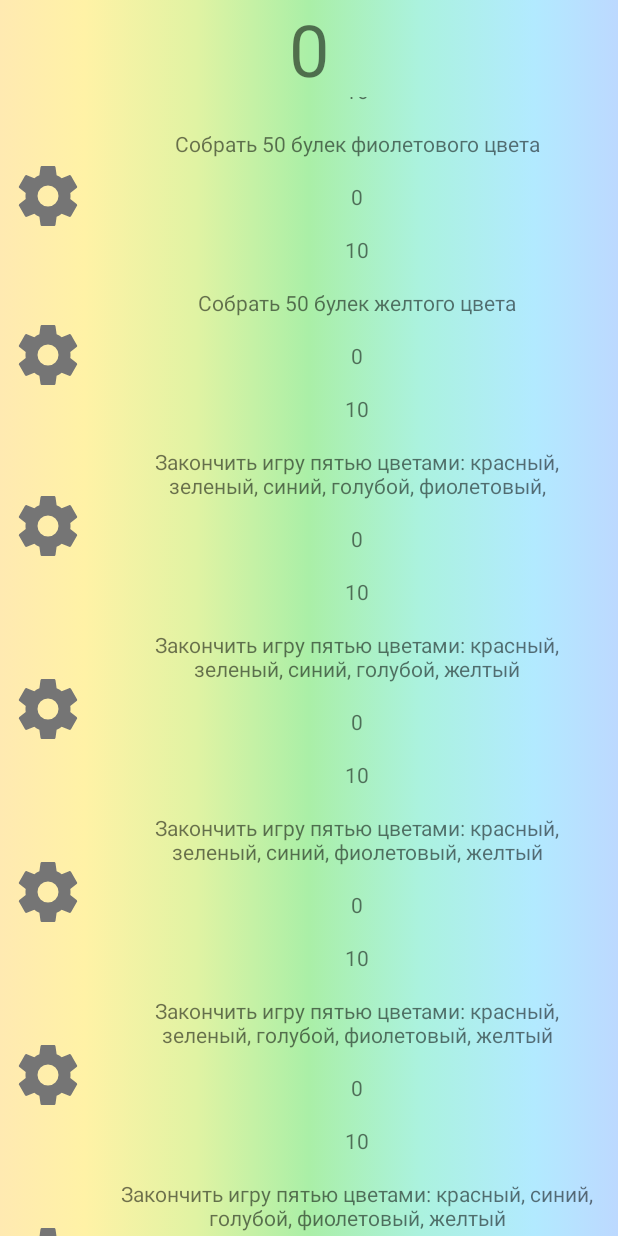
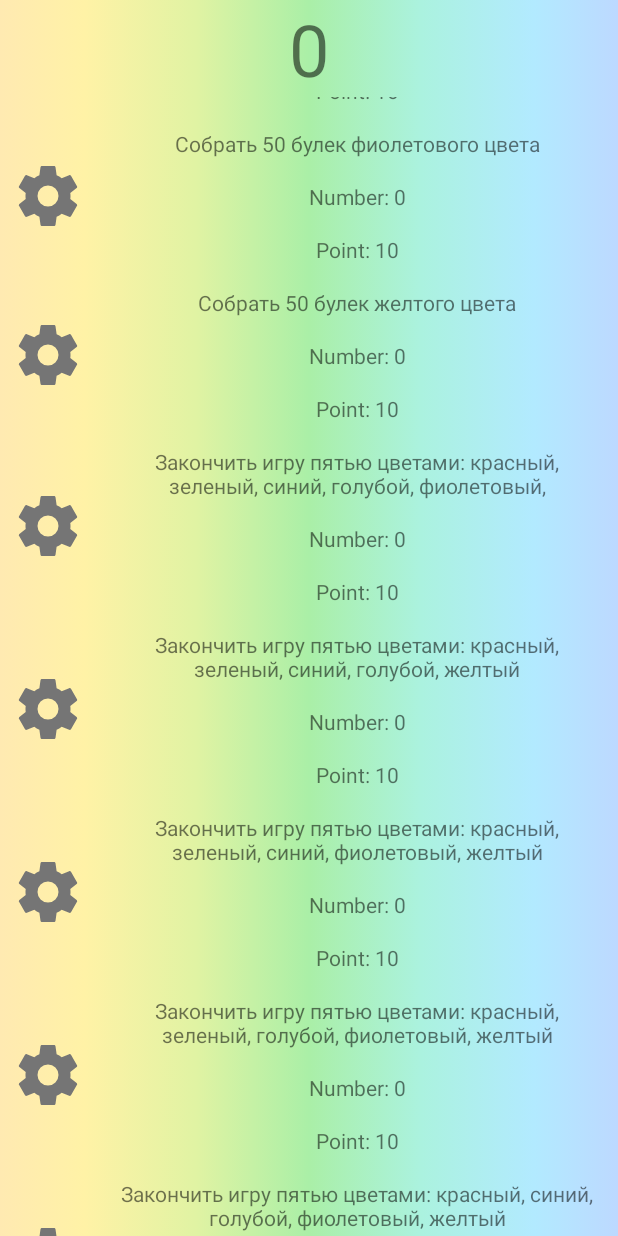
Before and after one commit to IvanKosh/Rainbow-Kingdom, an Android app: the fragment AchievementsFragment placed in its activity, scrolled down 1136 dp, on a phone screen of 412 x 824 dp. Run offline under Robolectric (Android 15) with nearby library versions, the phone set to English and light mode, and no system bars; 2 statements that could not run were skipped.

Commit message:
Правильно подписаны цифры ачивок

```diff
--- a/app/src/main/java/com/binarnahata/rainbowkingdom/Adapters/AchievementAdapter.java
+++ b/app/src/main/java/com/binarnahata/rainbowkingdom/Adapters/AchievementAdapter.java
@@ -1,5 +1,6 @@
 package com.binarnahata.rainbowkingdom.Adapters;
 
+import android.content.Context;
 import android.support.v7.widget.RecyclerView;
 import android.view.LayoutInflater;
 import android.view.View;
@@ -22,18 +23,18 @@ import java.util.ArrayList;
 public class AchievementAdapter extends RecyclerView.Adapter<AchievementAdapter.ViewHolder> {
 	/* КОНСТАНТЫ И ПЕРЕМЕННЫЕ */
 	private static final String TAG = AchievementAdapter.class.getSimpleName();
+	private final Context mContext;
 	private ArrayList<Achievement> mAchievementsArrayList;
 	private Callbacks mCallbacks;
-
 	/* КОНСТАНТЫ И ПЕРЕМЕННЫЕ */
 	/* ГЕТТЕРЫ И СЕТТЕРЫ */
 	public void setAchievementsArrayList(ArrayList<Achievement> achievementsArrayList) {
 		mAchievementsArrayList = achievementsArrayList;
 	}
-
 	/* ГЕТТЕРЫ И СЕТТЕРЫ */
 	/* КОНСТРУКТОРЫ И ДЕСТРУКТОРЫ */
-	public AchievementAdapter(ArrayList<Achievement> achievementArrayList, Callbacks callbacks) {
+	public AchievementAdapter(Context context, ArrayList<Achievement> achievementArrayList, Callbacks callbacks) {
+		mContext = context;
 		mAchievementsArrayList = achievementArrayList;
 		mCallbacks = callbacks;
 	}
@@ -51,8 +52,8 @@ public class AchievementAdapter extends RecyclerView.Adapter<AchievementAdapter.
 	@Override
 	public void onBindViewHolder(ViewHolder holder, final int position) {
 		holder.mText.setText(mAchievementsArrayList.get(position).getText());
-		holder.mNumber.setText(String.valueOf(mAchievementsArrayList.get(position).getNumber()));
-		holder.mPoint.setText(String.valueOf(mAchievementsArrayList.get(position).getPoint()));
+		holder.mNumber.setText(String.format(mContext.getResources().getString(R.string.number), mAchievementsArrayList.get(position).getNumber()));
+		holder.mPoint.setText(String.format(mContext.getResources().getString(R.string.point), mAchievementsArrayList.get(position).getPoint()));
 	}
 	/* КОНСТРУКТОРЫ И ДЕСТРУКТОРЫ */
 	/* МЕТОДЫ */
--- a/app/src/main/java/com/binarnahata/rainbowkingdom/Adapters/QuestAdapter.java
+++ b/app/src/main/java/com/binarnahata/rainbowkingdom/Adapters/QuestAdapter.java
@@ -90,7 +90,7 @@ public class QuestAdapter extends RecyclerView.Adapter<QuestAdapter.ViewHolder>
 		holder.mImage.setImageResource(mQuestArrayList.get(position).getHeroAvatar());
 		holder.mText.setText(mQuestArrayList.get(position).getText());
 		holder.mRequest.setText(mQuestArrayList.get(position).getJSONRequestString());
-		holder.mExperience.setText(String.valueOf(mQuestArrayList.get(position).getExperienceString()));
+		holder.mExperience.setText(mQuestArrayList.get(position).getExperienceString());
 	}
 	/* КОНСТРУКТОРЫ И ДЕСТРУКТОРЫ */
 	/* МЕТОДЫ */
--- a/app/src/main/java/com/binarnahata/rainbowkingdom/Fragments/AchievementsFragment.java
+++ b/app/src/main/java/com/binarnahata/rainbowkingdom/Fragments/AchievementsFragment.java
@@ -79,7 +79,7 @@ public class AchievementsFragment extends Fragment implements BackPressedInterfa
 
 	private void initAchievementAdapter() {
 		mAchievementListArray = new ArrayList<>();
-		mAdapter = new AchievementAdapter(mAchievementListArray, new AchievementAdapter.Callbacks() {
+		mAdapter = new AchievementAdapter(getContext(), mAchievementListArray, new AchievementAdapter.Callbacks() {
 			@Override
 			public void offsetSum(int deltaSum) {
 				mSum += deltaSum;
--- a/app/src/main/res/values/strings.xml
+++ b/app/src/main/res/values/strings.xml
@@ -9,4 +9,6 @@
 	<string name="yellow">Yellow: %1$d\u0020</string>
 	<string name="request">Request:\u0020</string>
 	<string name="reward">Reward: %1$d</string>
+	<string name="number">Number: %1$d</string>
+	<string name="point">Point: %1$d</string>
 </resources>
```
Also changed, not shown: app/src/main/java/com/binarnahata/rainbowkingdom/Models/Achievement/Achievement.java (line endings or trailing spaces).
